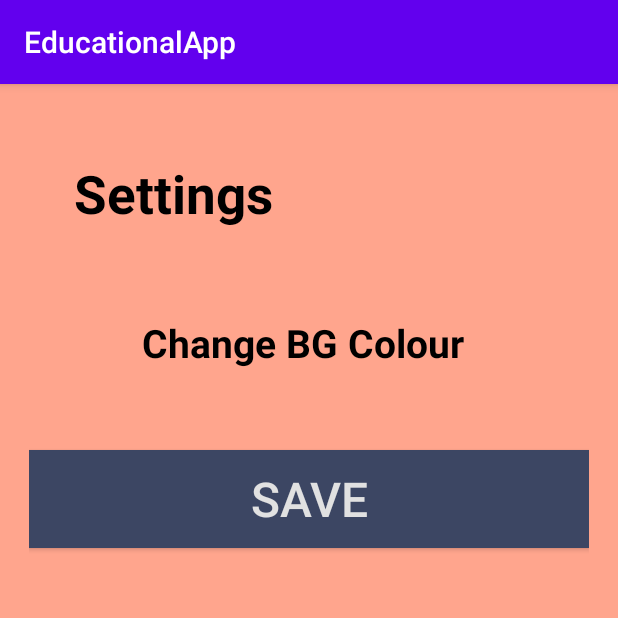
After one commit to ErikCronin/EducationalApp, an Android app: the SettingsActivity screen opened directly, with no data from a screen before it, on a phone screen of 412 x 824 dp, the top half of it. The commit adds this screen. Run offline under Robolectric (Android 15) with nearby library versions, the phone set to English and light mode, and no system bars.

Commit message:
added settings activity and code clean up

```diff
--- a/app/src/main/AndroidManifest.xml
+++ b/app/src/main/AndroidManifest.xml
@@ -9,7 +9,8 @@
         android:roundIcon="@mipmap/ic_launcher_round"
         android:supportsRtl="true"
         android:theme="@style/AppTheme">
-        <activity android:name=".QuizActivity"></activity>
+        <activity android:name=".SettingsActivity"></activity>
+        <activity android:name=".QuizActivity" />
         <activity android:name=".MainActivity">
             <intent-filter>
                 <action android:name="android.intent.action.MAIN" />
--- /dev/null
+++ b/app/src/main/java/com/erik/educationalapp/SettingsActivity.java
@@ -0,0 +1,23 @@
+package com.erik.educationalapp;
+
+import androidx.appcompat.app.AppCompatActivity;
+
+import android.os.Bundle;
+import android.view.View;
+import android.widget.Toast;
+
+public class SettingsActivity extends AppCompatActivity {
+
+    @Override
+    protected void onCreate(Bundle savedInstanceState) {
+        super.onCreate(savedInstanceState);
+        setContentView(R.layout.activity_settings);
+    }
+
+    public void saveSettings(View view) {
+        Toast.makeText(getApplicationContext(), "Background changed", Toast.LENGTH_SHORT).show();
+        finish();
+    }
+
+
+}
--- /dev/null
+++ b/app/src/main/res/layout/activity_settings.xml
@@ -0,0 +1,46 @@
+<?xml version="1.0" encoding="utf-8"?>
+<RelativeLayout xmlns:android="http://schemas.android.com/apk/res/android"
+    xmlns:tools="http://schemas.android.com/tools"
+    android:id="@+id/background"
+    android:layout_width="match_parent"
+    android:layout_height="match_parent"
+    android:background="@color/colorBackground"
+    android:padding="19dp"
+    tools:context=".SettingsActivity">
+
+    <TextView
+        android:id="@+id/text_view_title_settings"
+        android:layout_width="wrap_content"
+        android:layout_height="wrap_content"
+        android:layout_marginStart="30dp"
+        android:layout_marginTop="30dp"
+        android:text="@string/settings"
+        android:textColor="@android:color/black"
+        android:textSize="35sp"
+        android:textStyle="bold" />
+
+    <TextView
+        android:id="@+id/text_view_background_settings"
+        android:layout_width="wrap_content"
+        android:layout_height="wrap_content"
+        android:layout_below="@id/text_view_title_settings"
+        android:layout_marginStart="75dp"
+        android:layout_marginTop="58sp"
+        android:text="@string/change_bg_colour"
+        android:textColor="@android:color/black"
+        android:textSize="26sp"
+        android:textStyle="bold" />
+
+    <Button
+        android:id="@+id/button_save_settings"
+        android:layout_width="match_parent"
+        android:layout_height="65sp"
+        android:layout_below="@id/text_view_background_settings"
+        android:layout_centerHorizontal="true"
+        android:layout_marginTop="54sp"
+        android:background="@color/colorButton"
+        android:onClick="saveSettings"
+        android:text="@string/save"
+        android:textColor="@color/colorButtonText"
+        android:textSize="32sp" />
+</RelativeLayout>
--- a/app/src/main/res/values/colors.xml
+++ b/app/src/main/res/values/colors.xml
@@ -4,4 +4,6 @@
     <color name="colorPrimaryDark">#3700B3</color>
     <color name="colorAccent">#03DAC5</color>
     <color name="colorBackground">#ffa58d</color>
+    <color name="colorButton">#3C4663</color>
+    <color name="colorButtonText">#e1e1e1</color>
 </resources>
--- a/app/src/main/res/values/strings.xml
+++ b/app/src/main/res/values/strings.xml
@@ -12,4 +12,10 @@
     <string name="option_2">Option 2</string>
     <string name="option_3">Option 3</string>
     <string name="confirm">Confirm</string>
+    <string name="settings">Settings</string>
+    <string name="easy">Easy</string>
+    <string name="medium">Medium</string>
+    <string name="hard">Hard</string>
+    <string name="save">Save</string>
+    <string name="change_bg_colour">Change BG Colour</string>
 </resources>
--- a/build.gradle
+++ b/build.gradle
@@ -8,7 +8,7 @@ buildscript {
 
     }
     dependencies {
-        classpath 'com.android.tools.build:gradle:3.6.3'
+        classpath 'com.android.tools.build:gradle:4.0.0'
 
 
         // NOTE: Do not place your application dependencies here; they belong
```
Also changed, not shown: app/src/main/java/com/erik/educationalapp/MainActivity.java (+9 -1 lines), app/src/main/res/layout/activity_main.xml (+15 -3 lines), app/src/main/res/layout/activity_quiz.xml (+10 -3 lines), gradle/wrapper/gradle-wrapper.properties.
